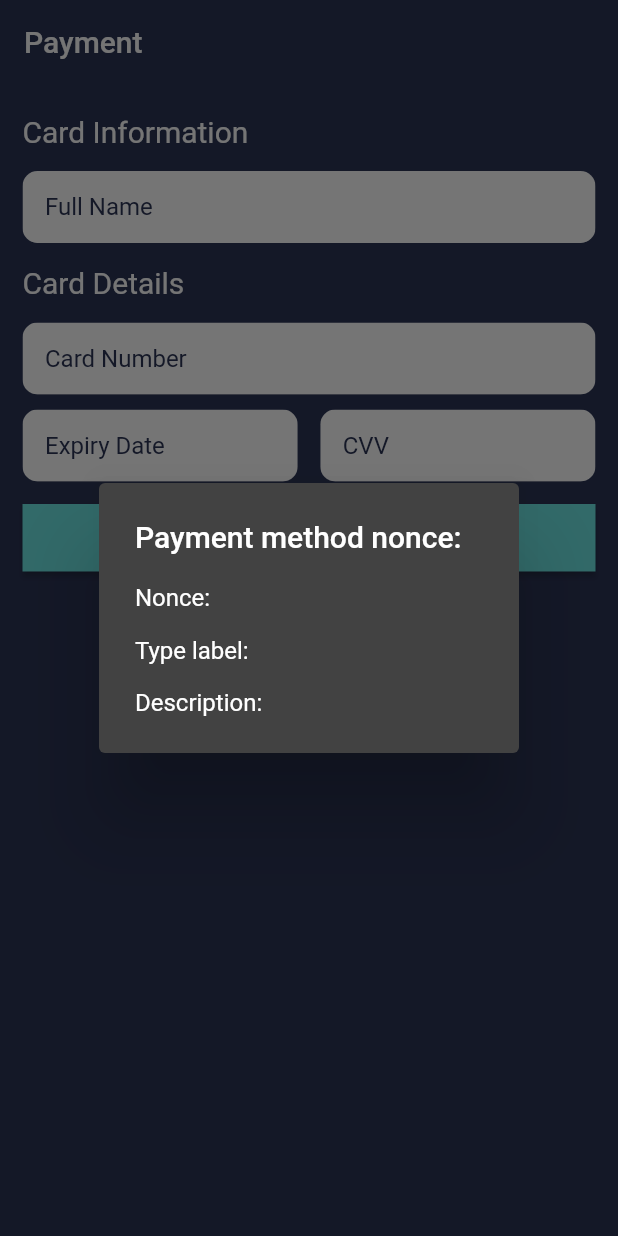
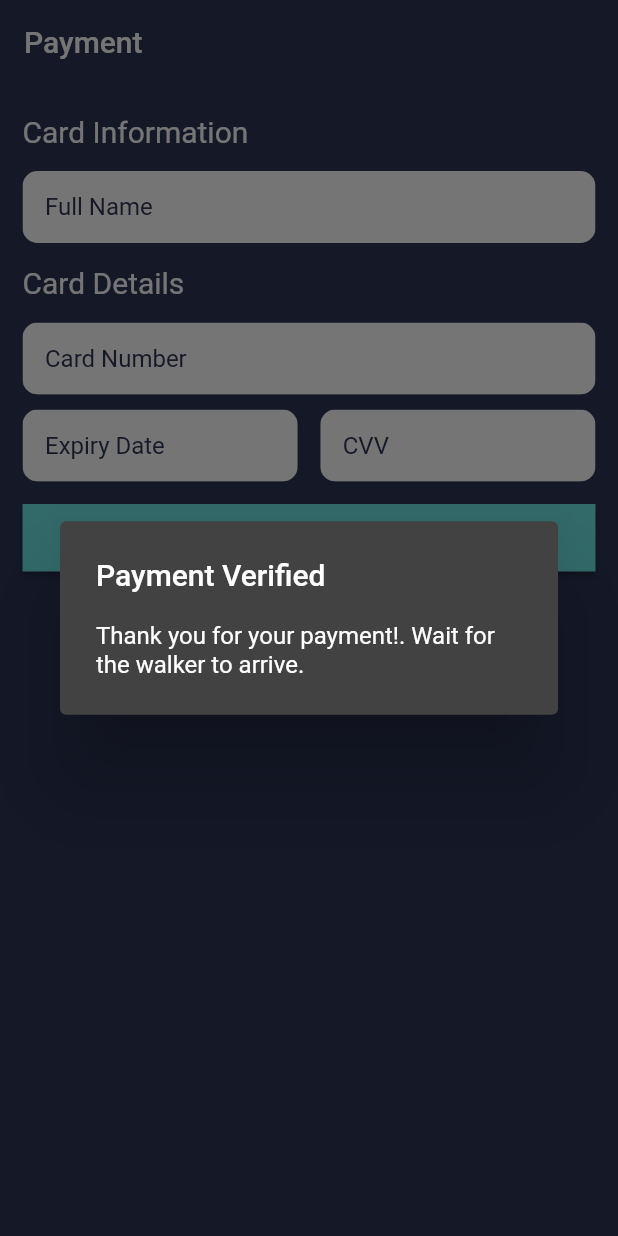
Before and after one commit to reubendeekay/dog_walker, a Flutter app: the PaymentScreen screen opened directly with empty values, after a tap on "CONTINUE", on a phone screen of 412 x 824 dp. Run offline on Flutter 3.47's test engine with Material 2 defaults, Android fonts, the phone set to English and light mode, and no system bars; our stand-ins replace cached_network_image, cloud_firestore, file_picker, firebase_auth, firebase_core, firebase_storage and 7 more; missing offline and left inert: flutter_braintree, flutter_facebook_auth, flutter_stripe, geocoder2, mobile_scanner; accounts and stored records are empty.

Commit message:
Task:Payment gateway complete

```diff
--- a/lib/screens/owner/payment/payment_screen.dart
+++ b/lib/screens/owner/payment/payment_screen.dart
@@ -143,7 +143,7 @@ class _PaymentScreenState extends State<PaymentScreen> {
   }
 }
 
-Future<void> completePayment(BuildContext context) async {
+Future<bool> completePayment(BuildContext context) async {
   var request = BraintreeDropInRequest(
     tokenizationKey: tokenizationKey,
     collectDeviceData: true,
@@ -161,6 +161,9 @@ Future<void> completePayment(BuildContext context) async {
   final result = await BraintreeDropIn.start(request);
   if (result != null) {
     showNonce(result.paymentMethodNonce, context);
+    return true;
+  } else {
+    return false;
   }
 }
 
@@ -168,20 +171,16 @@ void showNonce(BraintreePaymentMethodNonce nonce, BuildContext context) {
   showDialog(
     context: context,
     builder: (_) => AlertDialog(
-      title: Text('Payment method nonce:'),
+      title: const Text('Payment Verified'),
       content: Column(
         mainAxisSize: MainAxisSize.min,
         crossAxisAlignment: CrossAxisAlignment.stretch,
-        children: <Widget>[
-          Text('Nonce: ${nonce.nonce}'),
-          SizedBox(height: 16),
-          Text('Type label: ${nonce.typeLabel}'),
-          SizedBox(height: 16),
-          Text('Description: ${nonce.description}'),
+        children: const [
+          Text('Thank you for your payment!. Wait for the walker to arrive.'),
         ],
       ),
     ),
   );
 }
 
-final String tokenizationKey = 'sandbox_8hxpnkht_kzdtzv2btm4p7s5j';
+String tokenizationKey = 'sandbox_8hxpnkht_kzdtzv2btm4p7s5j';
```
Also changed, not shown: lib/providers/owner_provider.dart (+9 -6 lines), lib/screens/owner/dashboard/qr_screen.dart (+29 -4 lines), lib/screens/owner/notifications/widgets/owner_notification_tile.dart (+11 -2 lines).
